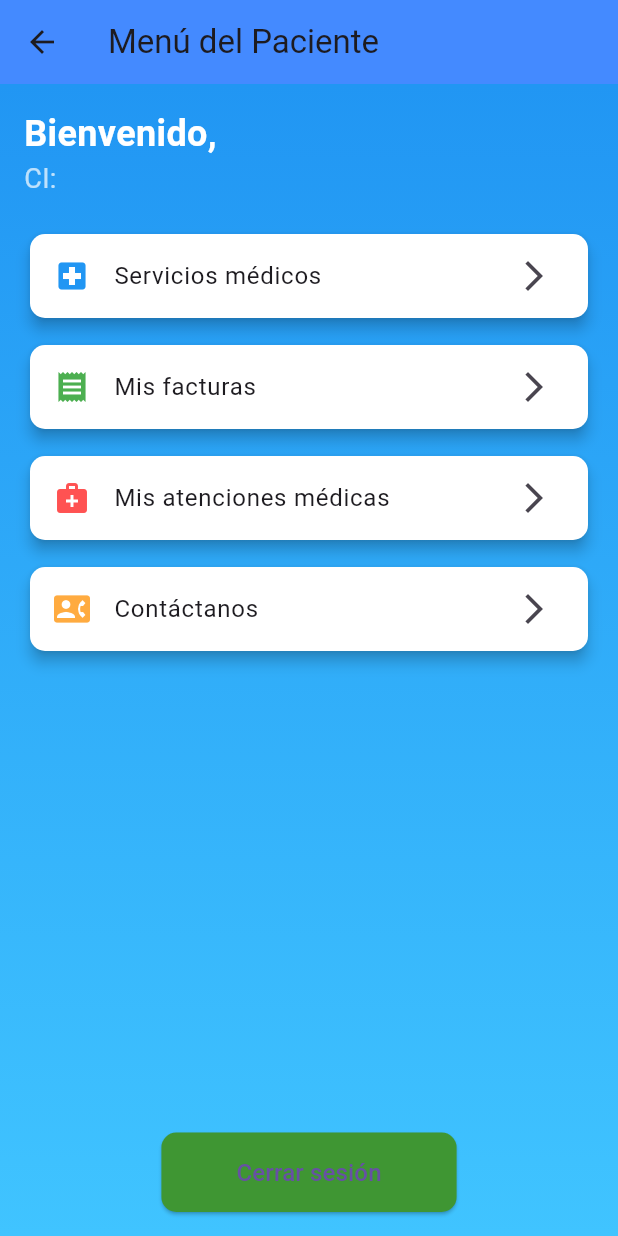
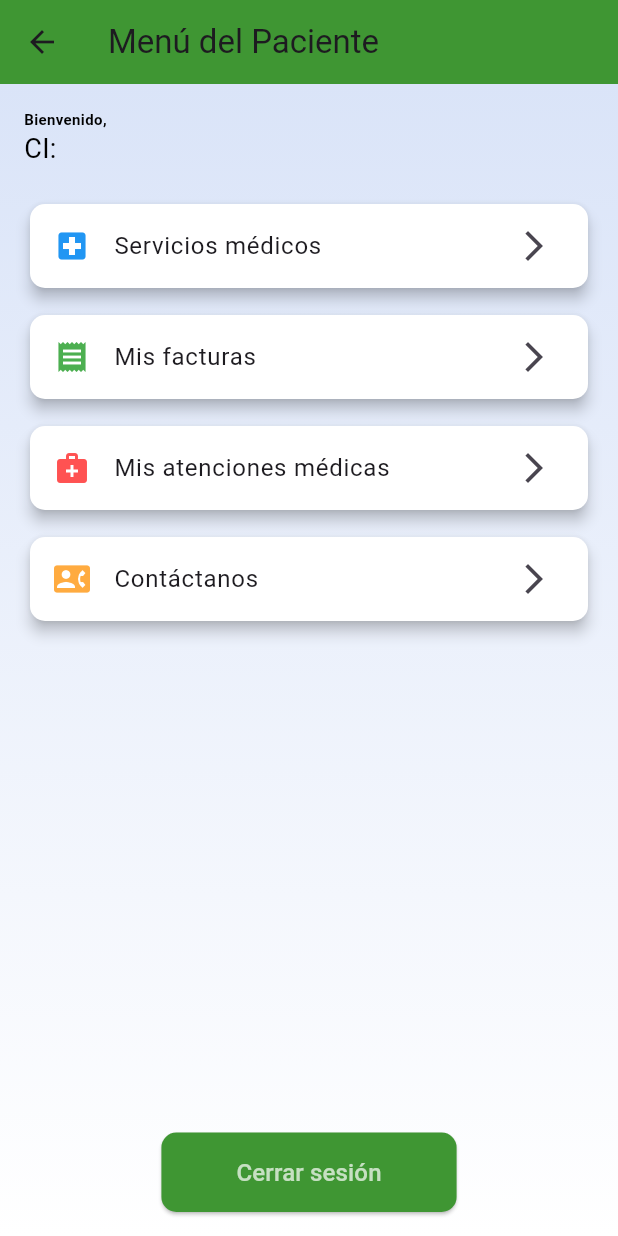
Before and after one commit to madnessIT/bienestarapp, a Flutter app: the MenuPacientePage screen opened directly with empty values, on a phone screen of 412 x 824 dp. Run offline on Flutter 3.47's test engine with Material 3 defaults, Android fonts, the phone set to English and light mode, and no system bars.

Commit message:
opcionesMenuPaciente

```diff
--- a/lib/login_page.dart
+++ b/lib/login_page.dart
@@ -17,6 +17,7 @@ class _LoginPageState extends State<LoginPage> {
   bool _pinSent = false;  // Bandera para saber si se envió el PIN
   String? _pinApp;  // Aquí guardamos el PIN que se recibe de la API
   String? _nombre;  // Guardamos el nombre del paciente
+  String? _paterno;  // Guardamos el nombre del paciente
   String? _ci;  // Guardamos el CI del paciente
 
   // URL base del endpoint de login
@@ -61,6 +62,7 @@ class _LoginPageState extends State<LoginPage> {
           setState(() {
             _pinApp = data['expedienteclinico']['pin_app'].toString();  // Guardar el PIN recibido
             _nombre = data['nombres'];  // Guardar el nombre del paciente
+            _paterno = data['paterno'];  // Guardar el primer apellido del paciente
             _ci = data['documento'];  // Guardar el CI del paciente
             loginStatus = 'PIN enviado. Por favor ingresa el PIN.';
             _pinSent = true;  // Habilitar la caja de texto para ingresar el PIN
@@ -110,6 +112,7 @@ class _LoginPageState extends State<LoginPage> {
         '/menu_paciente',
         arguments: {
           'nombre': _nombre,  // Pasar el nombre del paciente
+          'paterno': _paterno,  // Pasar el apellido del paciente
           'ci': _ci,          // Pasar el CI del paciente
         },
       );
--- a/lib/menu_paciente.dart
+++ b/lib/menu_paciente.dart
@@ -8,12 +8,13 @@ class MenuPacientePage extends StatelessWidget {
 
     // Obtener el nombre y el CI del paciente
     final String nombre = args['nombre'];
+    final String paterno = args['paterno'];
     final String ci = args['ci'];
 
     return Scaffold(
       appBar: AppBar(
         title: const Text('Menú del Paciente'),
-        backgroundColor: Colors.blueAccent,
+        backgroundColor: const Color.fromARGB(255, 63, 150, 51),
       ),
       body: Stack(
         children: [
@@ -21,7 +22,7 @@ class MenuPacientePage extends StatelessWidget {
           Container(
             decoration: const BoxDecoration(
               gradient: LinearGradient(
-                colors: [Colors.blue, Colors.lightBlueAccent],
+                colors: [Color.fromARGB(255, 218, 228, 248), Color.fromARGB(255, 255, 255, 255)],
                 begin: Alignment.topCenter,
                 end: Alignment.bottomCenter,
               ),
@@ -34,19 +35,20 @@ class MenuPacientePage extends StatelessWidget {
               children: [
                 // Mostrar el nombre y el CI del paciente
                 Text(
-                  'Bienvenido, $nombre',
+                  'Bienvenido, $nombre $paterno',
                   style: const TextStyle(
-                    fontSize: 24,
+                    fontSize: 10,
                     fontWeight: FontWeight.bold,
-                    color: Colors.white,
+                    color: Colors.black,
                   ),
                 ),
+
                 Text(
                   'CI: $ci',
                   style: const TextStyle(
                     fontSize: 18,
                     fontWeight: FontWeight.normal,
-                    color: Colors.white70,
+                    color: Colors.black,
                   ),
                 ),
                 const SizedBox(height: 20),
@@ -139,7 +141,7 @@ class MenuPacientePage extends StatelessWidget {
                       ),
                       backgroundColor: const Color.fromARGB(255, 63, 150, 51),
                     ),
-                    child: const Text('Cerrar sesión', style: TextStyle(fontSize: 16)),
+                    child: const Text('Cerrar sesión', style: TextStyle(fontSize: 16, color: Colors.white70)),
                   ),
                 ),
               ],
```
